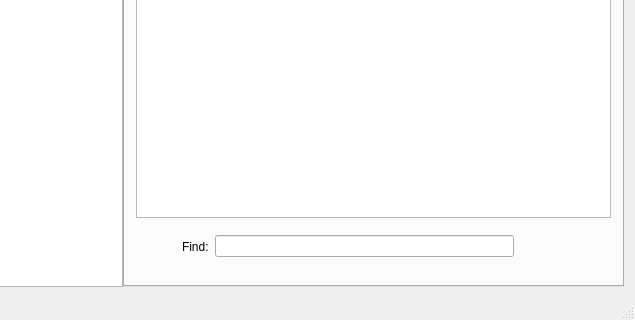
Qt form src/mainwindow.ui (pbek/QOwnNotes) before a commit; both pictures show x 389 to 1024 and y 448 to 768 of the 1024 by 768 pixel window.
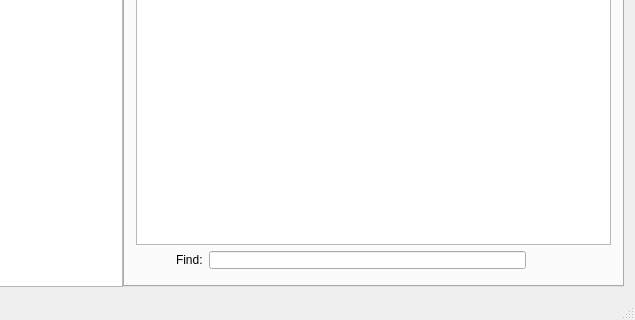
The same form after that commit. The open tabs and pages were chosen to show the change. Icons and pictures are not drawn.

Commit message: changed search in note widget styles

```diff
--- a/src/mainwindow.ui
+++ b/src/mainwindow.ui
@@ -105,11 +105,8 @@
               <verstretch>0</verstretch>
              </sizepolicy>
             </property>
-            <property name="minimumSize">
-             <size>
-              <width>0</width>
-              <height>50</height>
-             </size>
+            <property name="styleSheet">
+             <string notr="true">* { margin: 0 }</string>
             </property>
             <layout class="QHBoxLayout" name="horizontalLayout_2">
              <property name="leftMargin">
```
Left out of the diff: 2 changed lines with no effect on the pictures.
